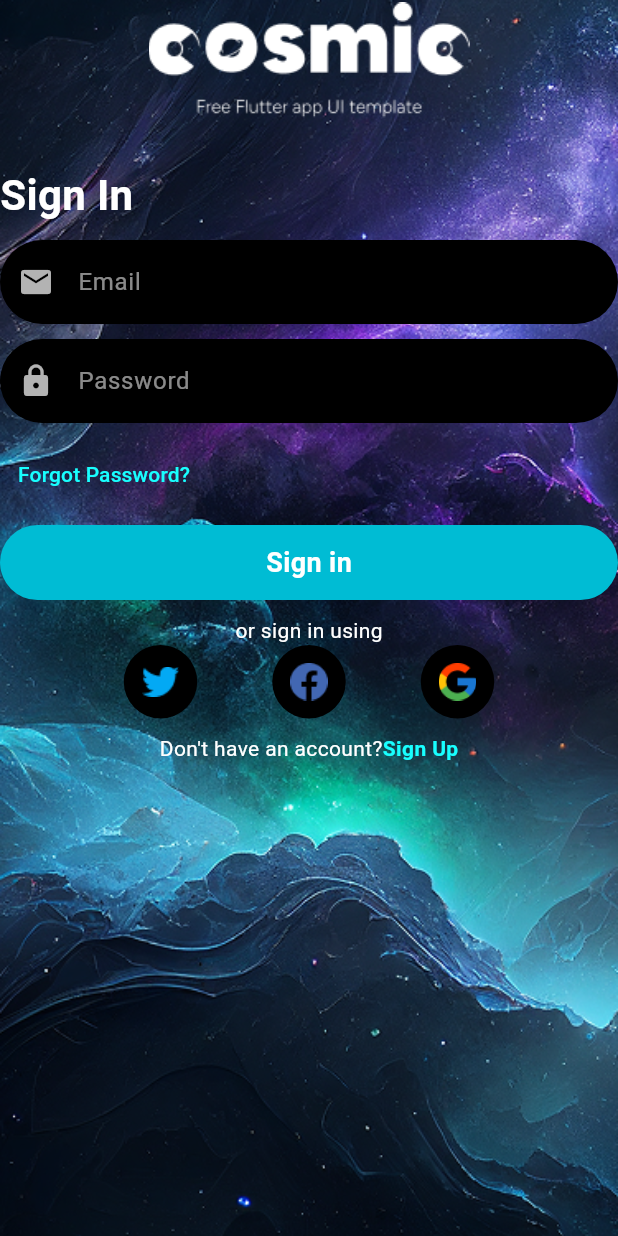
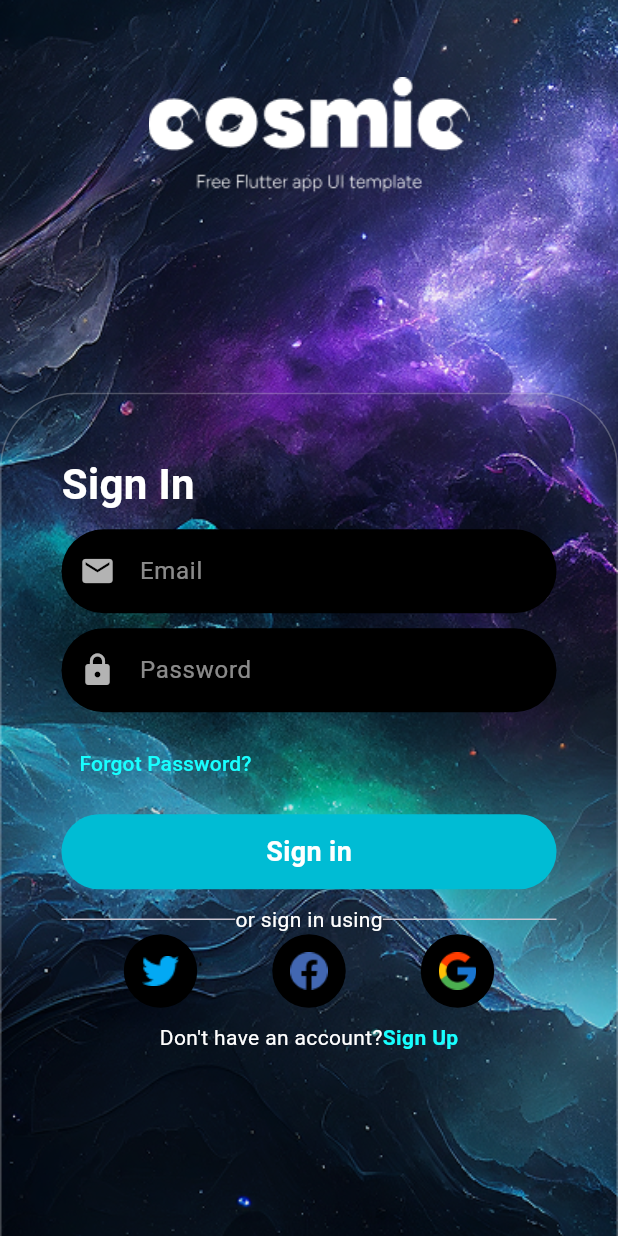
Before and after one commit to akhilapg/Space-App, a Flutter app: the screen it shows after launch, on a phone screen of 412 x 824 dp. Run offline on Flutter 3.47's test engine with Material 3 defaults, Android fonts, the phone set to English and light mode, and no system bars.

Commit message:
i just adjusted login screen

```diff
--- a/lib/screens/login_screen.dart
+++ b/lib/screens/login_screen.dart
@@ -1,3 +1,5 @@
+import 'dart:ui';
+
 import 'package:flutter/material.dart';
 import 'package:space_app/constant/app_images.dart';
 
@@ -8,31 +10,8 @@
   Widget build(BuildContext context) {
     double width = MediaQuery.of(context).size.width;
     double height = MediaQuery.of(context).size.height;
-    // return Container(
-    //   width: width,
-    //   height: height,
-    //   decoration: BoxDecoration(
-    //     image: DecorationImage(image: AssetImage(AppImages.app_background_image),
-    //       fit: BoxFit.cover,
-    //     ),
-    //   ),
-    //   child: Scaffold(
-    //     backgroundColor: Colors.transparent,
-    //     body: Stack(
-    //       children: [Image.asset(AppImages.login_image)
-    //       ],
-    //     )
-    //     // Column(
-    //     //   children: [
-    //     //     Text("Sign in",style: TextStyle(fontWeight: FontWeight.bold,fontSize: 15,color: Colors.white),),
-    //     //   ],
-    //     // )
-    //   ),
-    // );
-    return Scaffold(
-      body: Stack(
-        children: [
-          Container(
+
+    return Container(
       width: width,
       height: height,
       decoration: BoxDecoration(
@@ -41,13 +20,33 @@
           fit: BoxFit.cover,
         ),
       ),
+
+      child: Scaffold(
+        backgroundColor: Colors.transparent,
+        body: Column(
+          children: [
+            SizedBox(height: 50),
+            Image.asset(AppImages.login_image, height: 80),
+            SizedBox(height: height * 0.16),
+            BackdropFilter(
+              filter: ImageFilter.blur(sigmaX: 0.0, sigmaY: 0.0),
+              child: Container(
+                width: double.infinity,
+                height: height * 0.7,
+                decoration: BoxDecoration(
+                  color: Colors.black.withOpacity(0.12),
+                  border: Border.all(color: Colors.white.withOpacity(0.25)),
+                  borderRadius: BorderRadius.only(
+                    topLeft: Radius.circular(50),
+                    topRight: Radius.circular(50),
                   ),
-          Column(
+                ),
+                child: Padding(
+                  padding: const EdgeInsets.all(40.0),
+                  child: Column(
                     children: [
-              Image.asset(AppImages.login_image, height: 80),
-              SizedBox(height: 30),
                       Align(
-                alignment: Alignment.centerLeft,
+                        alignment: Alignment.topLeft,
                         child: Text(
                           "Sign In",
                           style: TextStyle(
@@ -61,7 +60,11 @@
 
                       inputField(hint: "Email", icon: Icons.email),
                       SizedBox(height: 10),
-              inputField(hint: "Password", icon: Icons.lock, isPassword: true),
+                      inputField(
+                        hint: "Password",
+                        icon: Icons.lock,
+                        isPassword: true,
+                      ),
                       SizedBox(height: 10),
                       Align(
                         alignment: Alignment.centerLeft,
@@ -93,7 +96,17 @@
                         ),
                       ),
                       SizedBox(height: 10),
-              Text("or sign in using", style: TextStyle(color: Colors.white)),
+
+                      Row(
+                        children: [
+                          Expanded(child: Divider()),
+                          Text(
+                            "or sign in using",
+                            style: TextStyle(color: Colors.white),
+                          ),
+                          Expanded(child: Divider()),
+                        ],
+                      ),
                       Row(
                         mainAxisAlignment: MainAxisAlignment.center,
                         children: [
@@ -121,7 +134,11 @@
                       ),
                     ],
                   ),
+                ),
+              ),
+            ),
           ],
+        ),
       ),
     );
   }
--- a/lib/screens/splash_screen.dart
+++ b/lib/screens/splash_screen.dart
@@ -28,6 +28,8 @@
             Center(child: Image.asset(AppImages.white_circular)),
           ],
         ),
+        resizeToAvoidBottomInset: true,
+        primary: true,
       ),
     );
   }
```
Lines whose indentation alone changed are shown as unchanged.
